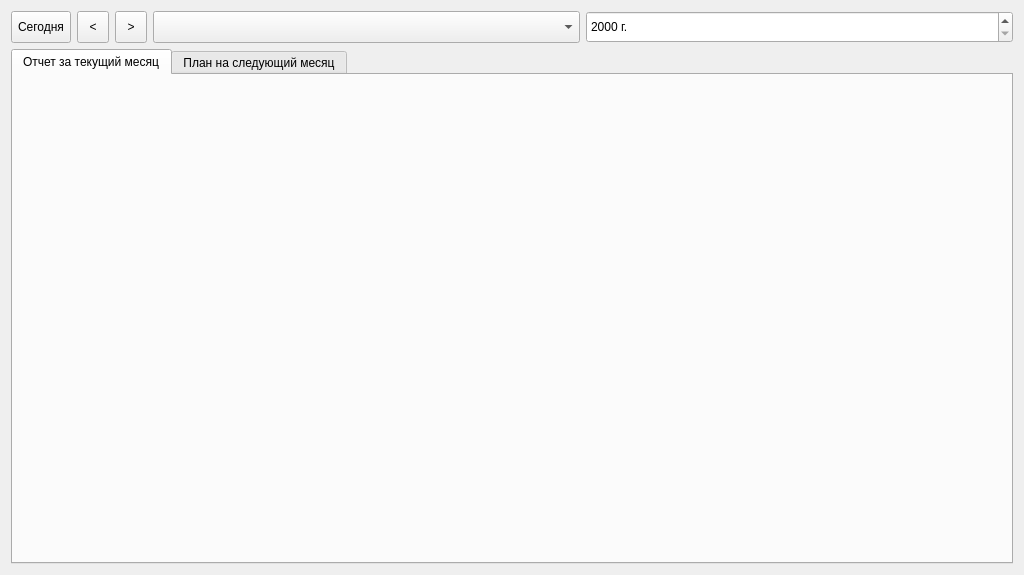
Qt form dialogprojectplan.ui (molotov-dmitry/work-report) before a commit.
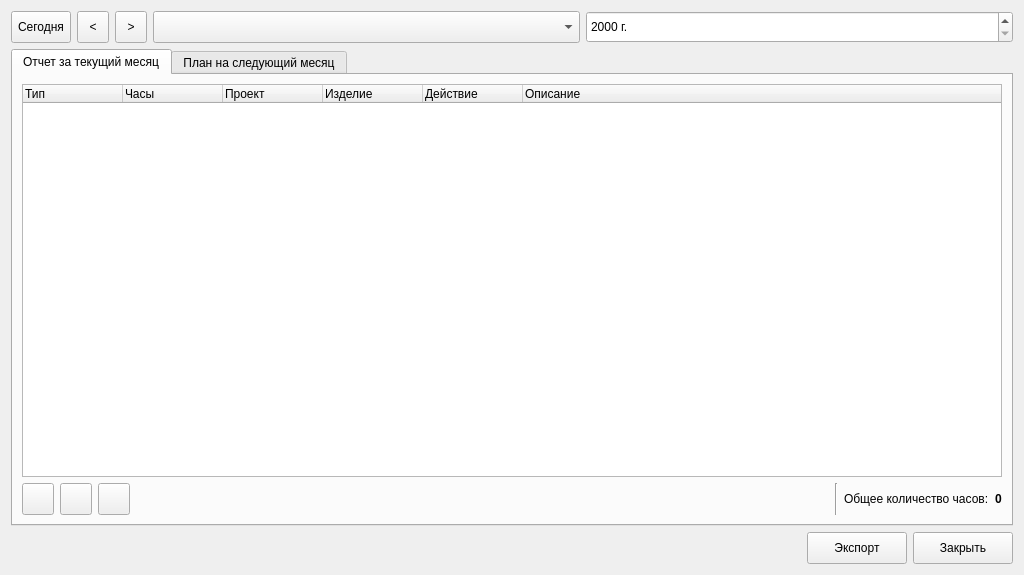
The same form after that commit. The open tabs and pages were chosen to show the change. Icons and pictures are not drawn. Custom widgets are drawn as their Qt base class.

What changed in the file:
```diff
--- a/dialogprojectplan.ui
+++ b/dialogprojectplan.ui
@@ -28,7 +28,8 @@
         <string>Сегодня</string>
        </property>
        <property name="icon">
-        <iconset theme="calendar-go-today"/>
+        <iconset theme="calendar-go-today">
+         <normaloff>.</normaloff>.</iconset>
        </property>
       </widget>
      </item>
@@ -44,7 +45,8 @@
         <string>&lt;</string>
        </property>
        <property name="icon">
-        <iconset theme="back"/>
+        <iconset theme="back">
+         <normaloff>.</normaloff>.</iconset>
        </property>
       </widget>
      </item>
@@ -60,7 +62,8 @@
         <string>&gt;</string>
        </property>
        <property name="icon">
-        <iconset theme="forward"/>
+        <iconset theme="forward">
+         <normaloff>.</normaloff>.</iconset>
        </property>
       </widget>
      </item>
@@ -98,21 +101,153 @@
    <item>
     <widget class="QTabWidget" name="tabWidget">
      <property name="currentIndex">
-      <number>1</number>
+      <number>0</number>
      </property>
      <widget class="QWidget" name="tabReport">
       <attribute name="title">
        <string>Отчет за текущий месяц</string>
       </attribute>
+      <layout class="QVBoxLayout" name="verticalLayout">
+       <item>
+        <widget class="QTreeWidget" name="tableMonthReport">
+         <property name="alternatingRowColors">
+          <bool>true</bool>
+         </property>
+         <property name="iconSize">
+          <size>
+           <width>24</width>
+           <height>24</height>
+          </size>
+         </property>
+         <property name="indentation">
+          <number>0</number>
+         </property>
+         <column>
+          <property name="text">
+           <string>Тип</string>
+          </property>
+         </column>
+         <column>
+          <property name="text">
+           <string>Часы</string>
+          </property>
+         </column>
+         <column>
+          <property name="text">
+           <string>Проект</string>
+          </property>
+         </column>
+         <column>
+          <property name="text">
+           <string>Изделие</string>
+          </property>
+         </column>
+         <column>
+          <property name="text">
+           <string>Действие</string>
+          </property>
+         </column>
+         <column>
+          <property name="text">
+           <string>Описание</string>
+          </property>
+         </column>
+        </widget>
+       </item>
+       <item>
+        <layout class="QHBoxLayout" name="horizontalLayout_4">
+         <item>
+          <widget class="QToolButton" name="buttonAddReport">
+           <property name="minimumSize">
+            <size>
+             <width>32</width>
+             <height>32</height>
+            </size>
+           </property>
+           <property name="icon">
+            <iconset theme="list-add-symbolic">
+             <normaloff>.</normaloff>.</iconset>
+           </property>
+          </widget>
+         </item>
+         <item>
+          <widget class="QToolButton" name="buttonEditReport">
+           <property name="minimumSize">
+            <size>
+             <width>32</width>
+             <height>32</height>
+            </size>
+           </property>
+           <property name="icon">
+            <iconset theme="edit-symbolic">
+             <normaloff>.</normaloff>.</iconset>
+           </property>
+          </widget>
+         </item>
+         <item>
+          <widget class="QToolButton" name="buttonRemoveReport">
+           <property name="minimumSize">
+            <size>
+             <width>32</width>
+             <height>32</height>
+            </size>
+           </property>
+           <property name="icon">
+            <iconset theme="list-remove-symbolic">
+             <normaloff>.</normaloff>.</iconset>
+           </property>
+          </widget>
+         </item>
+         <item>
+          <spacer name="horizontalSpacer_3">
+           <property name="orientation">
+            <enum>Qt::Horizontal</enum>
+           </property>
+           <property name="sizeHint" stdset="0">
+            <size>
+             <width>40</width>
+             <height>20</height>
+            </size>
+           </property>
+          </spacer>
+         </item>
+         <item>
+          <widget class="Line" name="line_3">
+           <property name="orientation">
+            <enum>Qt::Vertical</enum>
+           </property>
+          </widget>
+         </item>
+         <item>
+          <widget class="QLabel" name="label_4">
+           <property name="text">
+            <string>Общее количество часов:</string>
+           </property>
+          </widget>
+         </item>
+         <item>
+          <widget class="QLabel" name="labelReportHours">
+           <property name="font">
+            <font>
+             <weight>75</weight>
+             <bold>true</bold>
+            </font>
+           </property>
+           <property name="text">
+            <string>0</string>
+           </property>
+          </widget>
+         </item>
+        </layout>
+       </item>
+      </layout>
      </widget>
      <widget class="QWidget" name="tabPlan">
       <attribute name="title">
        <string>План на следующий месяц</string>
       </attribute>
-      <layout class="QVBoxLayout" name="verticalLayout">
-       <item>
-        <layout class="QHBoxLayout" name="horizontalLayout_6">
-         <item>
+      <layout class="QGridLayout" name="gridLayout">
+       <item row="0" column="0" rowspan="2">
           <layout class="QVBoxLayout" name="verticalLayout_2">
            <item>
             <widget class="QLabel" name="label_2">
@@ -155,7 +290,7 @@
            </item>
           </layout>
          </item>
-         <item>
+       <item row="0" column="1">
           <widget class="QTreeWidget" name="tablePlan">
            <property name="alternatingRowColors">
             <bool>true</bool>
@@ -201,9 +336,7 @@
            </column>
           </widget>
          </item>
-        </layout>
-       </item>
-       <item>
+       <item row="1" column="1">
         <layout class="QHBoxLayout" name="horizontalLayout_2">
          <item>
           <widget class="QToolButton" name="buttonAdd">
@@ -289,6 +422,10 @@
          </item>
         </layout>
        </item>
+      </layout>
+     </widget>
+    </widget>
+   </item>
        <item>
         <layout class="QHBoxLayout" name="horizontalLayout">
          <item>
@@ -305,7 +442,7 @@
           </spacer>
          </item>
          <item>
-          <widget class="QToolButton" name="buttonPlanExport">
+      <widget class="QToolButton" name="buttonExport">
            <property name="minimumSize">
             <size>
              <width>100</width>
@@ -318,7 +455,7 @@
           </widget>
          </item>
          <item>
-          <widget class="QToolButton" name="buttonPlanClose">
+      <widget class="QToolButton" name="buttonClose">
            <property name="minimumSize">
             <size>
              <width>100</width>
@@ -334,10 +471,6 @@
        </item>
       </layout>
      </widget>
-    </widget>
-   </item>
-  </layout>
- </widget>
  <customwidgets>
   <customwidget>
    <class>MonthDaysSelectWidget</class>
```
Left out of the diff: 12 changed lines with no effect on the pictures. Lines whose indentation alone changed are shown as unchanged.
